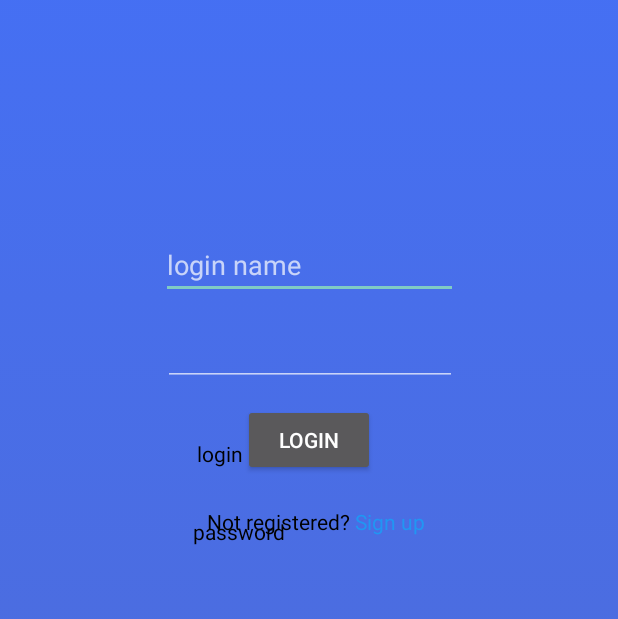
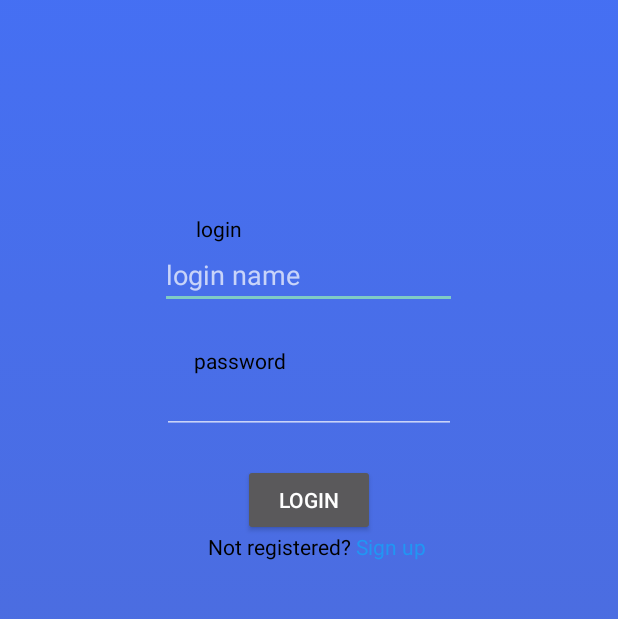
Before and after one commit to StevennTran/Mindfulness, an Android app: the screen it shows after launch (LoginActivity), on a phone screen of 412 x 824 dp, the part 424-1043 px from its top. Run offline under Robolectric (Android 15) with nearby library versions, the phone set to English and light mode, and no system bars.

Commit message:
Fixed Alignment of Login

```diff
--- a/app/src/main/AndroidManifest.xml
+++ b/app/src/main/AndroidManifest.xml
@@ -16,7 +16,9 @@
         <activity android:name=".MeditateActivity" />
         <activity android:name=".MoodActivity" />
         <activity android:name=".WaterActivity" />
-        <activity android:name=".RegisterActivity" />
+        <activity android:name=".RegisterActivity"
+            android:theme="@style/Theme.AppCompat.NoActionBar">
+            </activity>
         <activity android:name=".MainActivity" />
         <activity
             android:name=".LoginActivity"
--- a/app/src/main/java/com/example/mindfulness/loginCredentials.java
+++ b/app/src/main/java/com/example/mindfulness/loginCredentials.java
@@ -94,7 +94,7 @@ public class loginCredentials extends Fragment {
                 String valid = "admin";
                 Boolean verification = false;
                 myCursor.moveToFirst();
-                while(!myCursor.isAfterLast() || !emailString.equals(valid)){
+                while(!myCursor.isAfterLast()){
                     if(myCursor.getString(myCursor.getColumnIndex(DatabaseHelper.USERNAME)).equals(emailString)){
                         if(myCursor.getString(myCursor.getColumnIndex(DatabaseHelper.PASSWORD)).equals(pass)){
                             verification = true;
@@ -108,13 +108,13 @@ public class loginCredentials extends Fragment {
                         myCursor.moveToNext();
                     }
                 }
-                myCursor.close();
                 if(verification || emailString.equals(valid)){
                     editor.putString("email",emailText.getText().toString());
                     editor.commit();
 
                     Intent intent = new Intent(v.getContext(), MainActivity.class); //change from null
                     startActivity(intent);
+                    myCursor.close();
                     getActivity().finish();
                 }
                 else{
--- a/app/src/main/res/layout/fragment_login_credentials.xml
+++ b/app/src/main/res/layout/fragment_login_credentials.xml
@@ -10,90 +10,92 @@
         android:id="@+id/emailText"
         android:layout_width="198dp"
         android:layout_height="42dp"
-        android:layout_marginBottom="16dp"
+        android:layout_marginBottom="44dp"
         android:hint="login name"
         android:inputType="textEmailAddress"
         app:layout_constraintBottom_toTopOf="@+id/editText"
         app:layout_constraintEnd_toEndOf="parent"
-        app:layout_constraintHorizontal_bias="0.497"
-        app:layout_constraintStart_toStartOf="parent"
-        app:layout_constraintTop_toTopOf="parent"
-        app:layout_constraintVertical_bias="0.94" />
+        app:layout_constraintHorizontal_bias="0.492"
+        app:layout_constraintStart_toStartOf="parent" />
 
     <TextView
         android:id="@+id/textView4"
         android:layout_width="wrap_content"
         android:layout_height="wrap_content"
-        android:layout_marginBottom="96dp"
+        android:layout_marginTop="20dp"
         android:text="Not registered? "
         android:textColor="#000000"
         app:layout_constraintBottom_toBottomOf="parent"
         app:layout_constraintEnd_toEndOf="parent"
-        app:layout_constraintHorizontal_bias="0.406"
-        app:layout_constraintStart_toStartOf="parent" />
+        app:layout_constraintHorizontal_bias="0.409"
+        app:layout_constraintStart_toStartOf="parent"
+        app:layout_constraintTop_toTopOf="parent"
+        app:layout_constraintVertical_bias="0.73" />
 
     <TextView
         android:id="@+id/signupbutton"
         android:layout_width="wrap_content"
         android:layout_height="wrap_content"
-        android:layout_marginBottom="96dp"
+        android:layout_marginTop="20dp"
+        android:layout_marginEnd="10dp"
         android:clickable="true"
         android:text="Sign up"
         android:textColor="#2196F3"
         app:layout_constraintBottom_toBottomOf="parent"
         app:layout_constraintEnd_toEndOf="parent"
         app:layout_constraintHorizontal_bias="0.0"
-        app:layout_constraintStart_toEndOf="@+id/textView4" />
+        app:layout_constraintStart_toEndOf="@+id/textView4"
+        app:layout_constraintTop_toTopOf="parent"
+        app:layout_constraintVertical_bias="0.73" />
 
     <EditText
         android:id="@+id/editText"
         android:layout_width="196dp"
         android:layout_height="39dp"
-        android:layout_marginBottom="196dp"
+        android:layout_marginStart="16dp"
+        android:layout_marginEnd="16dp"
+        android:layout_marginBottom="20dp"
         android:inputType="textPassword"
-        app:layout_constraintBottom_toBottomOf="parent"
+        app:layout_constraintBottom_toTopOf="@+id/loginButton"
         app:layout_constraintEnd_toEndOf="parent"
-        app:layout_constraintHorizontal_bias="0.502"
-        app:layout_constraintStart_toStartOf="parent"
-        app:layout_constraintTop_toTopOf="parent"
-        app:layout_constraintVertical_bias="1.0" />
+        app:layout_constraintHorizontal_bias="0.497"
+        app:layout_constraintStart_toStartOf="parent" />
 
     <Button
         android:id="@+id/loginButton"
         android:layout_width="wrap_content"
         android:layout_height="wrap_content"
-        android:layout_marginBottom="136dp"
+        android:layout_marginStart="16dp"
+        android:layout_marginEnd="16dp"
         android:text="@string/LoginText"
         app:layout_constraintBottom_toBottomOf="parent"
         app:layout_constraintEnd_toEndOf="parent"
         app:layout_constraintHorizontal_bias="0.498"
-        app:layout_constraintStart_toStartOf="parent" />
+        app:layout_constraintStart_toStartOf="parent"
+        app:layout_constraintTop_toTopOf="parent"
+        app:layout_constraintVertical_bias="0.664" />
 
     <TextView
         android:id="@+id/textView3"
         android:layout_width="wrap_content"
         android:layout_height="wrap_content"
+        android:layout_marginBottom="2dp"
         android:text="@string/LoginText"
         android:textColor="#000000"
-        app:layout_constraintBottom_toBottomOf="parent"
+        app:layout_constraintBottom_toTopOf="@+id/emailText"
         app:layout_constraintEnd_toEndOf="parent"
-        app:layout_constraintHorizontal_bias="0.278"
-        app:layout_constraintStart_toStartOf="parent"
-        app:layout_constraintTop_toTopOf="parent"
-        app:layout_constraintVertical_bias="0.551" />
+        app:layout_constraintHorizontal_bias="0.276"
+        app:layout_constraintStart_toStartOf="parent" />
 
     <TextView
         android:id="@+id/textView"
         android:layout_width="wrap_content"
         android:layout_height="wrap_content"
-        android:layout_marginTop="88dp"
         android:text="@string/PasswordText"
         android:textColor="#000000"
-        app:layout_constraintBottom_toBottomOf="parent"
+        app:layout_constraintBottom_toTopOf="@+id/editText"
         app:layout_constraintEnd_toEndOf="parent"
-        app:layout_constraintHorizontal_bias="0.303"
-        app:layout_constraintStart_toStartOf="parent"
-        app:layout_constraintTop_toTopOf="parent"
-        app:layout_constraintVertical_bias="0.607" />
+        app:layout_constraintHorizontal_bias="0.306"
+        app:layout_constraintStart_toStartOf="parent" />
 
 </androidx.constraintlayout.widget.ConstraintLayout>
```
